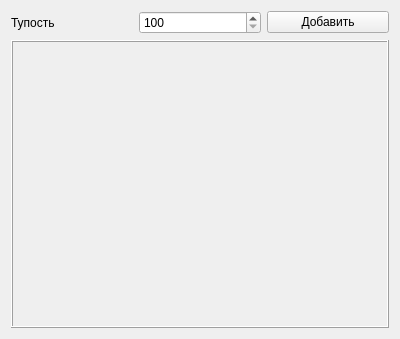
This is Field.ui in enree/flyZ as Qt 5 draws it before an edit. The edited form follows.
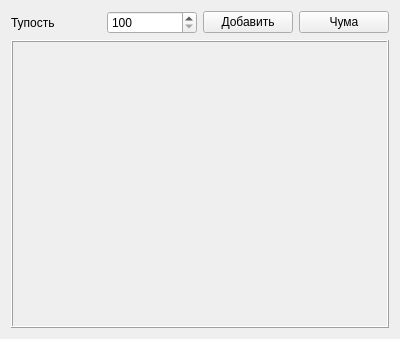
This is the edited form.

```diff
--- a/Field.ui
+++ b/Field.ui
@@ -46,6 +46,13 @@
        </property>
       </widget>
      </item>
+     <item>
+      <widget class="QPushButton" name="plaqueButton">
+       <property name="text">
+        <string>Чума</string>
+       </property>
+      </widget>
+     </item>
     </layout>
    </item>
    <item>
```
